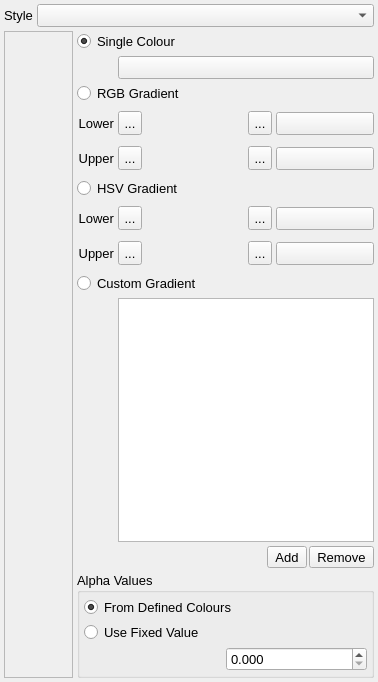
This is src/gui/style.ui in trisyoungs/uchroma as Qt 5 draws it before an edit. The edited form follows.
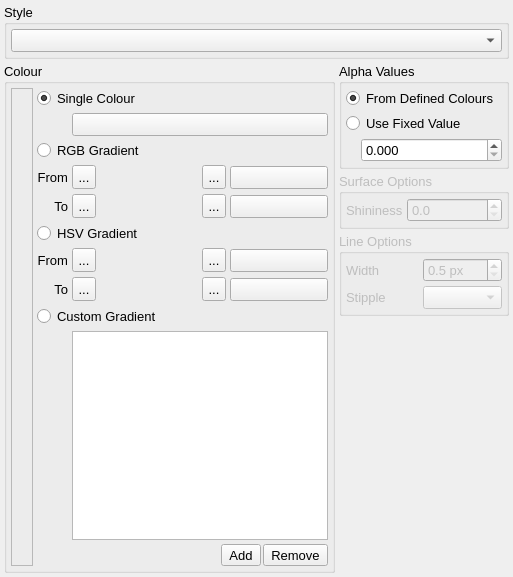
This is the edited form. Icons and pictures are not drawn. Custom widgets are drawn as their Qt base class.

Commit message: Partial addition of surface shininess and line style options in Style window.

Diff of the .ui file:
```diff
--- a/src/gui/style.ui
+++ b/src/gui/style.ui
@@ -6,8 +6,8 @@
    <rect>
     <x>0</x>
     <y>0</y>
-    <width>378</width>
-    <height>682</height>
+    <width>513</width>
+    <height>577</height>
    </rect>
   </property>
   <property name="sizePolicy">
@@ -28,7 +28,7 @@
    <iconset resource="icons.qrc">
     <normaloff>:/uchroma/icons/windows_style.svg</normaloff>:/uchroma/icons/windows_style.svg</iconset>
   </property>
-  <layout class="QVBoxLayout" name="verticalLayout_2">
+  <layout class="QVBoxLayout" name="verticalLayout_6">
    <property name="spacing">
     <number>4</number>
    </property>
@@ -36,20 +36,17 @@
     <number>4</number>
    </property>
    <item>
-    <layout class="QHBoxLayout" name="horizontalLayout_50">
-     <item>
-      <widget class="QLabel" name="label_2">
-       <property name="sizePolicy">
-        <sizepolicy hsizetype="Minimum" vsizetype="Preferred">
-         <horstretch>0</horstretch>
-         <verstretch>0</verstretch>
-        </sizepolicy>
-       </property>
-       <property name="text">
+    <widget class="QGroupBox" name="groupBox_2">
+     <property name="title">
         <string>Style</string>
        </property>
-      </widget>
-     </item>
+     <layout class="QHBoxLayout" name="horizontalLayout_2">
+      <property name="spacing">
+       <number>4</number>
+      </property>
+      <property name="margin">
+       <number>4</number>
+      </property>
      <item>
       <widget class="QComboBox" name="StyleCombo">
        <property name="sizePolicy">
@@ -61,17 +58,39 @@
       </widget>
      </item>
     </layout>
+    </widget>
    </item>
    <item>
+    <layout class="QHBoxLayout" name="horizontalLayout_4">
+     <property name="spacing">
+      <number>4</number>
+     </property>
+     <item>
+      <widget class="QGroupBox" name="groupBox">
+       <property name="title">
+        <string>Colour</string>
+       </property>
     <layout class="QHBoxLayout" name="horizontalLayout">
+        <property name="spacing">
+         <number>4</number>
+        </property>
+        <property name="margin">
+         <number>4</number>
+        </property>
      <item>
       <widget class="QFrame" name="ColourScaleFrame">
        <property name="sizePolicy">
-        <sizepolicy hsizetype="MinimumExpanding" vsizetype="MinimumExpanding">
+           <sizepolicy hsizetype="Fixed" vsizetype="MinimumExpanding">
          <horstretch>0</horstretch>
          <verstretch>0</verstretch>
         </sizepolicy>
        </property>
+          <property name="maximumSize">
+           <size>
+            <width>50</width>
+            <height>16777215</height>
+           </size>
+          </property>
        <property name="frameShape">
         <enum>QFrame::StyledPanel</enum>
        </property>
@@ -88,20 +107,20 @@
         <item>
          <widget class="GradientBar" name="ColourGradient" native="true">
           <property name="sizePolicy">
-           <sizepolicy hsizetype="Minimum" vsizetype="Expanding">
+              <sizepolicy hsizetype="Preferred" vsizetype="Expanding">
             <horstretch>0</horstretch>
             <verstretch>0</verstretch>
            </sizepolicy>
           </property>
           <property name="minimumSize">
            <size>
-            <width>50</width>
+               <width>16</width>
             <height>0</height>
            </size>
           </property>
           <property name="maximumSize">
            <size>
-            <width>25</width>
+               <width>500</width>
             <height>16777215</height>
            </size>
           </property>
@@ -110,14 +129,12 @@
        </layout>
       </widget>
      </item>
-     <item>
-      <layout class="QVBoxLayout" name="verticalLayout_5">
        <item>
         <layout class="QGridLayout" name="gridLayout">
          <property name="sizeConstraint">
           <enum>QLayout::SetMinimumSize</enum>
          </property>
-         <property name="verticalSpacing">
+          <property name="spacing">
           <number>4</number>
          </property>
          <item row="3" column="2">
@@ -131,7 +148,7 @@
            <property name="minimumSize">
             <size>
              <width>90</width>
-             <height>31</height>
+              <height>25</height>
             </size>
            </property>
           </widget>
@@ -147,7 +164,7 @@
            <property name="minimumSize">
             <size>
              <width>90</width>
-             <height>31</height>
+              <height>25</height>
             </size>
            </property>
           </widget>
@@ -240,7 +257,7 @@
            <property name="minimumSize">
             <size>
              <width>0</width>
-             <height>31</height>
+              <height>25</height>
             </size>
            </property>
           </widget>
@@ -424,7 +441,7 @@
            <property name="minimumSize">
             <size>
              <width>0</width>
-             <height>31</height>
+              <height>25</height>
             </size>
            </property>
           </widget>
@@ -486,6 +503,9 @@
          </item>
          <item row="9" column="1" colspan="4">
           <layout class="QVBoxLayout" name="verticalLayout_3">
+            <property name="spacing">
+             <number>4</number>
+            </property>
            <item>
             <widget class="QTableWidget" name="ColourCustomGradientTable">
              <property name="selectionBehavior">
@@ -604,7 +624,7 @@
          <item row="3" column="0">
           <widget class="QLabel" name="label">
            <property name="text">
-            <string>Lower</string>
+             <string>From</string>
            </property>
            <property name="alignment">
             <set>Qt::AlignRight|Qt::AlignTrailing|Qt::AlignVCenter</set>
@@ -627,7 +647,7 @@
          <item row="6" column="0">
           <widget class="QLabel" name="label_3">
            <property name="text">
-            <string>Lower</string>
+             <string>From</string>
            </property>
            <property name="alignment">
             <set>Qt::AlignRight|Qt::AlignTrailing|Qt::AlignVCenter</set>
@@ -640,7 +660,7 @@
          <item row="4" column="0">
           <widget class="QLabel" name="label_4">
            <property name="text">
-            <string>Upper</string>
+             <string>To</string>
            </property>
            <property name="alignment">
             <set>Qt::AlignRight|Qt::AlignTrailing|Qt::AlignVCenter</set>
@@ -653,7 +673,7 @@
          <item row="7" column="0">
           <widget class="QLabel" name="label_5">
            <property name="text">
-            <string>Upper</string>
+             <string>To</string>
            </property>
            <property name="alignment">
             <set>Qt::AlignRight|Qt::AlignTrailing|Qt::AlignVCenter</set>
@@ -665,6 +685,14 @@
          </item>
         </layout>
        </item>
+       </layout>
+      </widget>
+     </item>
+     <item>
+      <layout class="QVBoxLayout" name="verticalLayout_5">
+       <property name="spacing">
+        <number>4</number>
+       </property>
        <item>
         <widget class="QGroupBox" name="AlphaGroup">
          <property name="title">
@@ -707,9 +735,12 @@
               <property name="orientation">
                <enum>Qt::Horizontal</enum>
               </property>
+              <property name="sizeType">
+               <enum>QSizePolicy::Fixed</enum>
+              </property>
               <property name="sizeHint" stdset="0">
                <size>
-                <width>40</width>
+                <width>15</width>
                 <height>20</height>
                </size>
               </property>
@@ -739,6 +770,121 @@
          </layout>
         </widget>
        </item>
+       <item>
+        <widget class="QGroupBox" name="SurfaceOptionsGroup">
+         <property name="enabled">
+          <bool>false</bool>
+         </property>
+         <property name="title">
+          <string>Surface Options</string>
+         </property>
+         <layout class="QHBoxLayout" name="horizontalLayout_3">
+          <property name="spacing">
+           <number>4</number>
+          </property>
+          <property name="margin">
+           <number>4</number>
+          </property>
+          <item>
+           <widget class="QLabel" name="label_7">
+            <property name="sizePolicy">
+             <sizepolicy hsizetype="Minimum" vsizetype="Preferred">
+              <horstretch>0</horstretch>
+              <verstretch>0</verstretch>
+             </sizepolicy>
+            </property>
+            <property name="text">
+             <string>Shininess</string>
+            </property>
+           </widget>
+          </item>
+          <item>
+           <widget class="QDoubleSpinBox" name="doubleSpinBox">
+            <property name="sizePolicy">
+             <sizepolicy hsizetype="Expanding" vsizetype="Fixed">
+              <horstretch>0</horstretch>
+              <verstretch>0</verstretch>
+             </sizepolicy>
+            </property>
+            <property name="decimals">
+             <number>1</number>
+            </property>
+            <property name="maximum">
+             <double>128.000000000000000</double>
+            </property>
+           </widget>
+          </item>
+         </layout>
+        </widget>
+       </item>
+       <item>
+        <widget class="QGroupBox" name="LineOptionsGroup">
+         <property name="enabled">
+          <bool>false</bool>
+         </property>
+         <property name="title">
+          <string>Line Options</string>
+         </property>
+         <layout class="QVBoxLayout" name="verticalLayout_2">
+          <property name="spacing">
+           <number>4</number>
+          </property>
+          <property name="margin">
+           <number>4</number>
+          </property>
+          <item>
+           <layout class="QGridLayout" name="gridLayout_2">
+            <item row="1" column="1">
+             <widget class="QLabel" name="label_6">
+              <property name="text">
+               <string>Stipple</string>
+              </property>
+             </widget>
+            </item>
+            <item row="0" column="3">
+             <widget class="QDoubleSpinBox" name="LineWidthSpin">
+              <property name="suffix">
+               <string> px</string>
+              </property>
+              <property name="decimals">
+               <number>1</number>
+              </property>
+              <property name="minimum">
+               <double>0.500000000000000</double>
+              </property>
+              <property name="singleStep">
+               <double>0.500000000000000</double>
+              </property>
+             </widget>
+            </item>
+            <item row="0" column="1">
+             <widget class="QLabel" name="label_2">
+              <property name="text">
+               <string>Width</string>
+              </property>
+             </widget>
+            </item>
+            <item row="1" column="3">
+             <widget class="QComboBox" name="LineStippleCombo"/>
+            </item>
+           </layout>
+          </item>
+         </layout>
+        </widget>
+       </item>
+       <item>
+        <spacer name="verticalSpacer">
+         <property name="orientation">
+          <enum>Qt::Vertical</enum>
+         </property>
+         <property name="sizeHint" stdset="0">
+          <size>
+           <width>20</width>
+           <height>40</height>
+          </size>
+         </property>
+        </spacer>
+       </item>
       </layout>
      </item>
     </layout>
```
Lines whose indentation alone changed are shown as unchanged. The commit also changes 8 other files.
